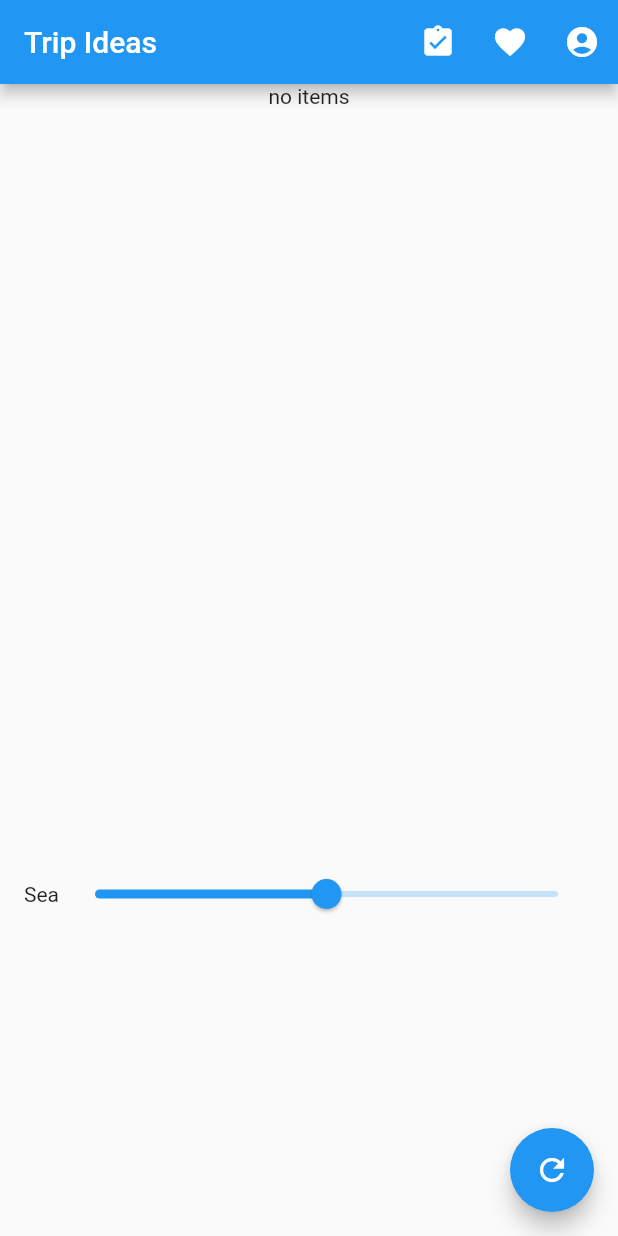
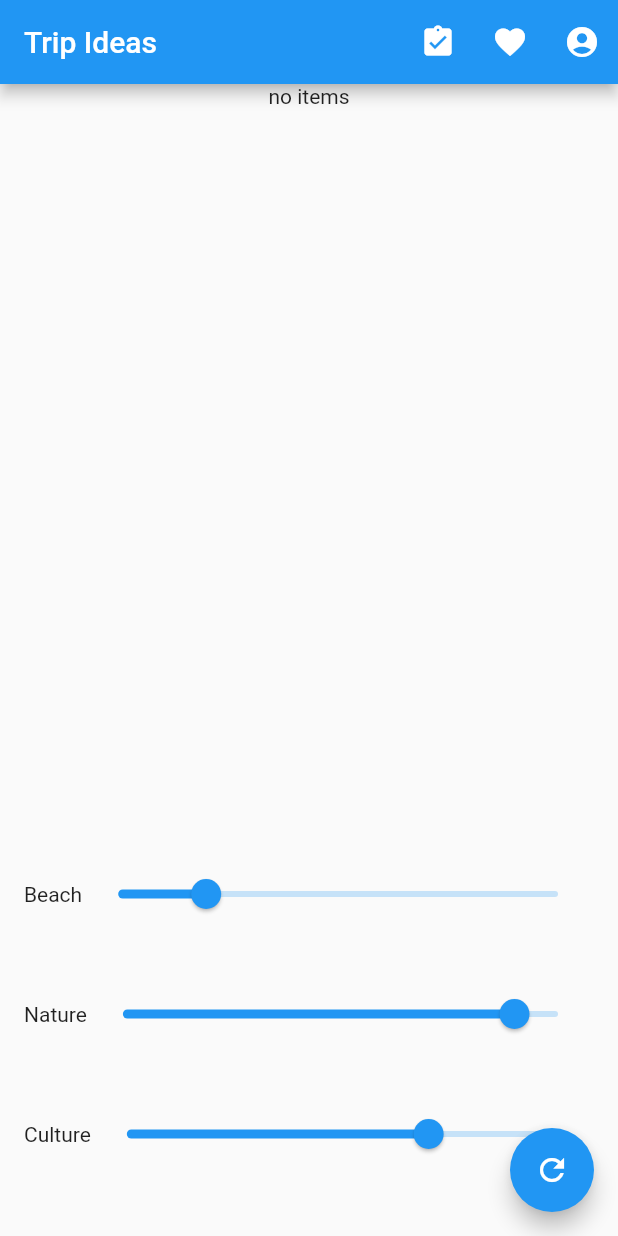
Before and after one commit to Dev1an/trip_ideas, a Flutter app: the screen it shows after launch, on a phone screen of 412 x 824 dp. Run offline on Flutter 3.47's test engine with Material 2 defaults, Android fonts, the phone set to English and light mode, and no system bars; our stand-ins replace csv, flutter_swiper, sqflite; accounts and stored records are empty.

Commit message:
Add multiple sliders

```diff
--- a/lib/bubbleScreen/BubbleScreen.dart
+++ b/lib/bubbleScreen/BubbleScreen.dart
@@ -4,11 +4,17 @@ import 'package:flutter/material.dart';
 import 'package:bubble_chart/bubble_chart.dart';
 import 'package:trip_ideas/bubbleScreen/BubbleData.dart';
 import 'package:trip_ideas/bubbleScreen/MockData.dart';
+import 'package:trip_ideas/bubbleScreen/Parameters.dart';
 import '../detail.dart';
 
 class BubbleScreenState extends State<BubbleScreen> {
   final List<DestinationBubbleData> data = [];
   List<DestinationBubbleData> selectedDestinations = [];
+  final List<Parameter> parameters = [
+    Parameter('Beach', 0.20),
+    Parameter('Nature', 0.90),
+    Parameter('Culture', 0.70)
+  ];
 
   BubbleScreenState() {
     loadCsvData().then((newData) {
@@ -49,7 +55,7 @@ class BubbleScreenState extends State<BubbleScreen> {
           body: Column(
             children: [
               Container(child: Bubbles(destinations: selectedDestinations), height: 500,),
-              ParameterSliders()
+              ParameterSliders(parameters: parameters,)
             ],
           ),
           floatingActionButton: FloatingActionButton(child: Icon(Icons.refresh), onPressed: () {
@@ -61,16 +67,35 @@ class BubbleScreenState extends State<BubbleScreen> {
 }
 
 class ParameterSliders extends StatelessWidget {
+  final List<Parameter> parameters;
+
+  const ParameterSliders({Key key, this.parameters}) : super(key: key);
+
+
+  Container createRow(Parameter parameter) {
+    return Container(
+      child: Row(
+        children: [
+          Text(parameter.description),
+          Flexible(
+              child: Slider(
+                value: parameter.value,
+                min: 0, max: 1,
+                onChanged: (value) {
+                  parameter.value = value;
+                },
+              )
+          )
+        ],
+      ),
+      padding: EdgeInsets.all(16),
+    );
+  }
+
   @override
   Widget build(BuildContext context) {
-    return Container(
-        child: Row(
-          children: [
-            Text('Sea'),
-            Flexible(child: Slider(value: 0.5, min: 0, max: 1, onChanged: (value) {print(value);},))
-          ],
-        ),
-        padding: EdgeInsets.all(16),
+    return Column(
+      children: parameters.map(createRow).toList(),
     );
   }
 }
--- /dev/null
+++ b/lib/bubbleScreen/Parameters.dart
@@ -0,0 +1,6 @@
+class Parameter {
+  final String description;
+  double value;
+
+  Parameter(this.description, this.value);
+}
```
